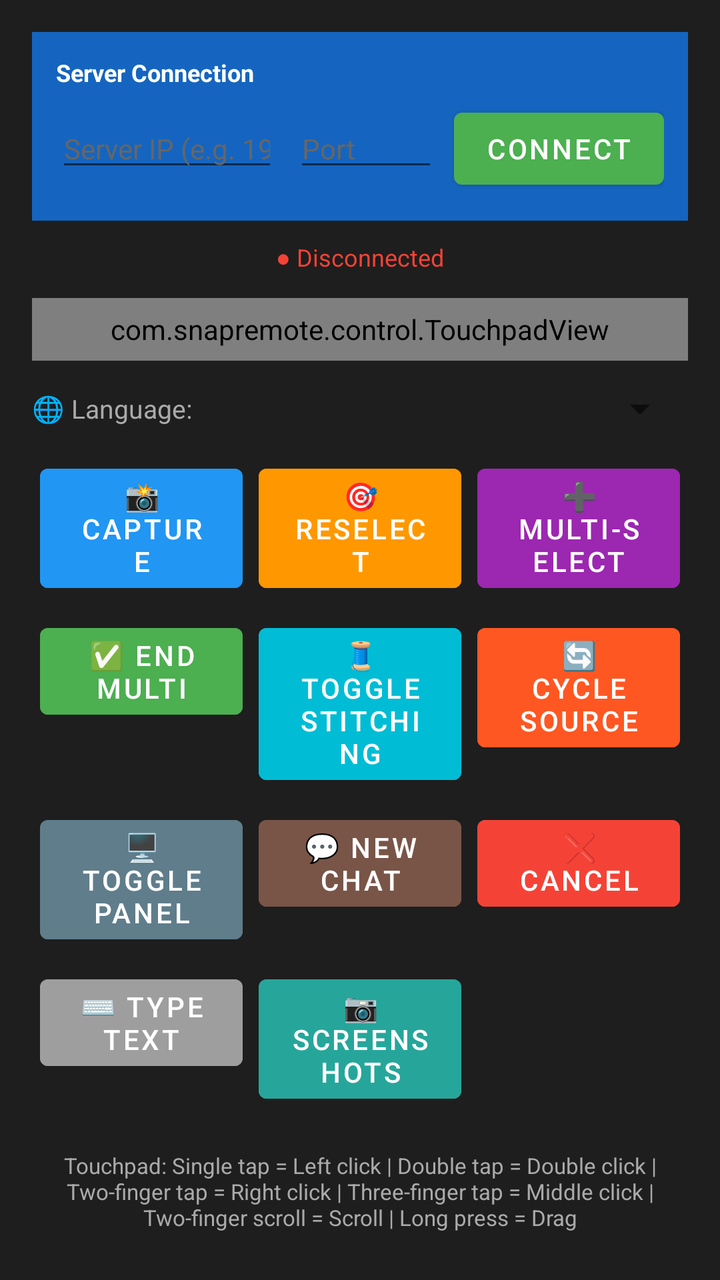
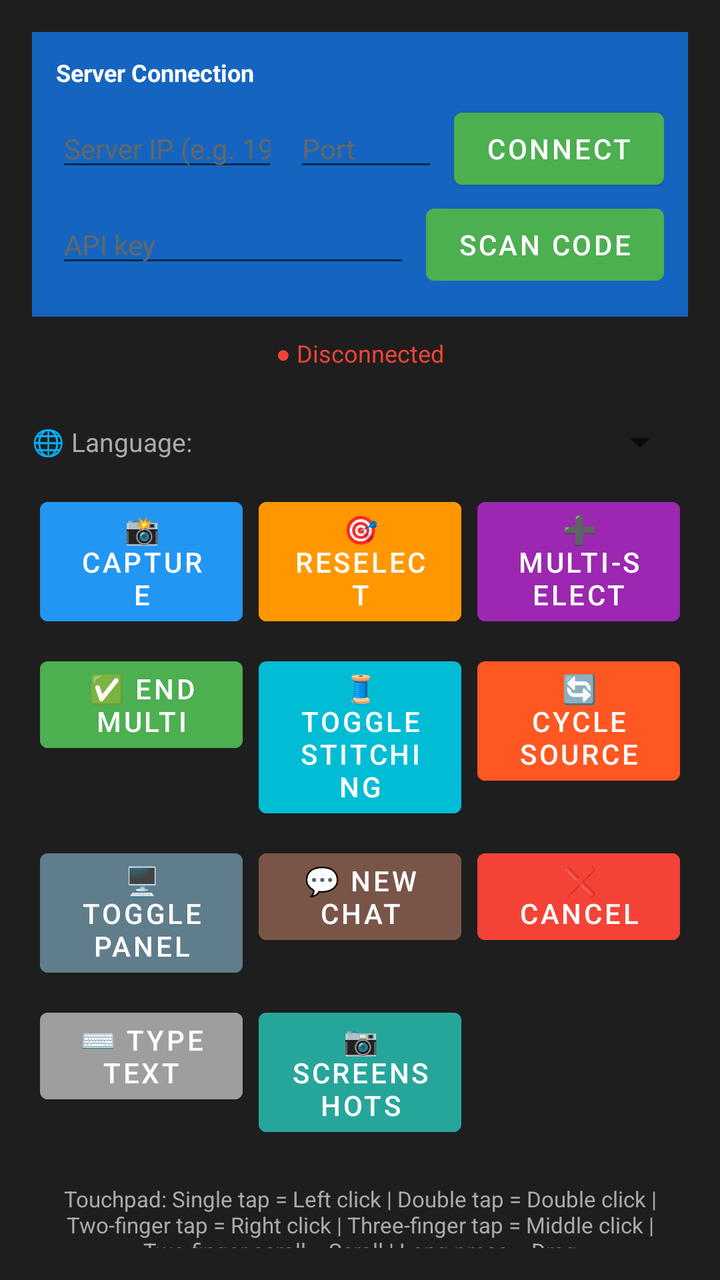

Compare the two renders of this Android layout. The source of the first and the diff that turns it into the second are given below.
<!-- AndroidManifest.xml: application theme Theme.SnapSolveRemote -->
<!-- res/layout/activity_main.xml -->
<?xml version="1.0" encoding="utf-8"?>
<LinearLayout xmlns:android="http://schemas.android.com/apk/res/android"
    android:layout_width="match_parent"
    android:layout_height="match_parent"
    android:orientation="vertical"
    android:padding="16dp"
    android:background="@color/background_dark">

    
    <LinearLayout
        android:layout_width="match_parent"
        android:layout_height="wrap_content"
        android:orientation="vertical"
        android:background="#1565C0"
        android:padding="12dp"
        android:layout_marginBottom="6dp">

        <TextView
            android:layout_width="match_parent"
            android:layout_height="wrap_content"
            android:text="Server Connection"
            android:textColor="#FFFFFF"
            android:textSize="12sp"
            android:textStyle="bold"
            android:layout_marginBottom="6dp" />

        <LinearLayout
            android:layout_width="match_parent"
            android:layout_height="wrap_content"
            android:orientation="horizontal">

            <EditText
                android:id="@+id/ipAddressEditText"
                android:layout_width="0dp"
                android:layout_height="wrap_content"
                android:layout_weight="1"
                android:hint="Server IP (e.g. 192.168.1.100)"
                android:textColor="#000000"
                android:textColorHint="#666666"
                android:textSize="14sp"
                android:inputType="textNoSuggestions"
                android:singleLine="true"
                android:layout_marginEnd="8dp" />

            <EditText
                android:id="@+id/portEditText"
                android:layout_width="72dp"
                android:layout_height="wrap_content"
                android:hint="Port"
                android:textColor="#000000"
                android:textColorHint="#666666"
                android:textSize="14sp"
                android:inputType="number"
                android:singleLine="true"
                android:layout_marginEnd="8dp" />

            <Button
                android:id="@+id/connectButton"
                android:layout_width="wrap_content"
                android:layout_height="wrap_content"
                android:text="Connect" />
        </LinearLayout>
    </LinearLayout>

    
    <TextView
        android:id="@+id/statusTextView"
        android:layout_width="match_parent"
        android:layout_height="wrap_content"
        android:text="@string/status_disconnected"
        android:textColor="@color/status_disconnected"
        android:textSize="12sp"
        android:padding="4dp"
        android:layout_marginBottom="8dp"
        android:gravity="center" />

    
    <com.snapremote.control.TouchpadView
        android:id="@+id/touchpadView"
        android:layout_width="match_parent"
        android:layout_height="0dp"
        android:layout_weight="1"
        android:layout_marginBottom="12dp" />

    
    <LinearLayout
        android:layout_width="match_parent"
        android:layout_height="wrap_content"
        android:orientation="horizontal"
        android:gravity="center_vertical"
        android:layout_marginBottom="8dp">

        <TextView
            android:layout_width="wrap_content"
            android:layout_height="wrap_content"
            android:text="@string/label_transcription_lang"
            android:textColor="@color/text_secondary"
            android:textSize="13sp"
            android:layout_marginEnd="8dp" />

        <Spinner
            android:id="@+id/langSpinner"
            android:layout_width="0dp"
            android:layout_height="wrap_content"
            android:layout_weight="1"
            android:enabled="false" />
    </LinearLayout>

    
    <GridLayout
        android:layout_width="match_parent"
        android:layout_height="wrap_content"
        android:columnCount="3"
        android:layout_marginBottom="8dp">

        <com.google.android.material.button.MaterialButton
            android:id="@+id/captureButton"
            android:layout_width="0dp"
            android:layout_height="wrap_content"
            android:layout_columnWeight="1"
            android:text="@string/btn_capture"
            android:backgroundTint="@color/btn_capture"
            android:textColor="@color/text_primary"
            android:layout_margin="4dp"
            android:enabled="false" />

        <com.google.android.material.button.MaterialButton
            android:id="@+id/reselectButton"
            android:layout_width="0dp"
            android:layout_height="wrap_content"
            android:layout_columnWeight="1"
            android:text="@string/btn_reselect"
            android:backgroundTint="@color/btn_reselect"
            android:textColor="@color/text_primary"
            android:layout_margin="4dp"
            android:enabled="false" />

        <com.google.android.material.button.MaterialButton
            android:id="@+id/multiCaptureButton"
            android:layout_width="0dp"
            android:layout_height="wrap_content"
            android:layout_columnWeight="1"
            android:text="@string/btn_multi_select"
            android:backgroundTint="@color/btn_multi_select"
            android:textColor="@color/text_primary"
            android:layout_margin="4dp"
            android:enabled="false" />

        <com.google.android.material.button.MaterialButton
            android:id="@+id/endMultiButton"
            android:layout_width="0dp"
            android:layout_height="wrap_content"
            android:layout_columnWeight="1"
            android:text="@string/btn_end_multi"
            android:backgroundTint="@color/btn_end_multi"
            android:textColor="@color/text_primary"
            android:layout_margin="4dp"
            android:enabled="false" />

        <com.google.android.material.button.MaterialButton
            android:id="@+id/toggleStitchingButton"
            android:layout_width="0dp"
            android:layout_height="wrap_content"
            android:layout_columnWeight="1"
            android:text="@string/btn_toggle_stitching"
            android:backgroundTint="@color/btn_toggle_stitching"
            android:textColor="@color/text_primary"
            android:layout_margin="4dp"
            android:enabled="false" />

        <com.google.android.material.button.MaterialButton
            android:id="@+id/cycleSourceButton"
            android:layout_width="0dp"
            android:layout_height="wrap_content"
            android:layout_columnWeight="1"
            android:text="@string/btn_cycle_source"
            android:backgroundTint="@color/btn_cycle_source"
            android:textColor="@color/text_primary"
            android:layout_margin="4dp"
            android:enabled="false" />

        <com.google.android.material.button.MaterialButton
            android:id="@+id/togglePanelButton"
            android:layout_width="0dp"
            android:layout_height="wrap_content"
            android:layout_columnWeight="1"
            android:text="@string/btn_toggle_panel"
            android:backgroundTint="@color/btn_toggle_panel"
            android:textColor="@color/text_primary"
            android:layout_margin="4dp"
            android:enabled="false" />

        <com.google.android.material.button.MaterialButton
            android:id="@+id/newChatButton"
            android:layout_width="0dp"
            android:layout_height="wrap_content"
            android:layout_columnWeight="1"
            android:text="@string/btn_new_chat"
            android:backgroundTint="@color/btn_new_chat"
            android:textColor="@color/text_primary"
            android:layout_margin="4dp"
            android:enabled="false" />

        <com.google.android.material.button.MaterialButton
            android:id="@+id/cancelButton"
            android:layout_width="0dp"
            android:layout_height="wrap_content"
            android:layout_columnWeight="1"
            android:text="@string/btn_cancel"
            android:backgroundTint="@color/btn_cancel"
            android:textColor="@color/text_primary"
            android:layout_margin="4dp"
            android:enabled="false" />

        <com.google.android.material.button.MaterialButton
            android:id="@+id/typeTextButton"
            android:layout_width="0dp"
            android:layout_height="wrap_content"
            android:layout_columnWeight="1"
            android:text="@string/btn_type_text"
            android:backgroundTint="@color/btn_type_text"
            android:textColor="@color/text_primary"
            android:layout_margin="4dp"
            android:enabled="false" />

        <com.google.android.material.button.MaterialButton
            android:id="@+id/periodicScreenshotsButton"
            android:layout_width="0dp"
            android:layout_height="wrap_content"
            android:layout_columnWeight="1"
            android:text="@string/btn_periodic_screenshots"
            android:backgroundTint="@color/btn_periodic_screenshots"
            android:textColor="@color/text_primary"
            android:layout_margin="4dp"
            android:enabled="false" />
    </GridLayout>

    
    <TextView
        android:layout_width="match_parent"
        android:layout_height="wrap_content"
        android:text="@string/touchpad_instructions"
        android:textColor="@color/text_secondary"
        android:textSize="11sp"
        android:padding="8dp"
        android:gravity="center" />

</LinearLayout>
<!-- resources referenced by this layout -->
<resources>
  <color name="background_dark">#1E1E1E</color>
  <color name="btn_cancel">#F44336</color>
  <color name="btn_capture">#2196F3</color>
  <color name="btn_cycle_source">#FF5722</color>
  <color name="btn_end_multi">#4CAF50</color>
  <color name="btn_multi_select">#9C27B0</color>
  <color name="btn_new_chat">#795548</color>
  <color name="btn_periodic_screenshots">#26A69A</color>
  <color name="btn_reselect">#FF9800</color>
  <color name="btn_toggle_panel">#607D8B</color>
  <color name="btn_toggle_stitching">#00BCD4</color>
  <color name="btn_type_text">#9E9E9E</color>
  <color name="status_disconnected">#F44336</color>
  <color name="text_primary">#FFFFFF</color>
  <color name="text_secondary">#AAAAAA</color>
  <string name="btn_cancel">❌ Cancel</string>
  <string name="btn_capture">📸 Capture</string>
  <string name="btn_cycle_source">🔄 Cycle Source</string>
  <string name="btn_end_multi">✅ End Multi</string>
  <string name="btn_multi_select">➕ Multi-select</string>
  <string name="btn_new_chat">💬 New Chat</string>
  <string name="btn_periodic_screenshots">📷 Screenshots</string>
  <string name="btn_reselect">🎯 Reselect</string>
  <string name="btn_toggle_panel">🖥️ Toggle Panel</string>
  <string name="btn_toggle_stitching">🧵 Toggle Stitching</string>
  <string name="btn_type_text">⌨️ Type Text</string>
  <string name="label_transcription_lang">🌐 Language:</string>
  <string name="status_disconnected">● Disconnected</string>
  <string name="touchpad_instructions">Touchpad: Single tap = Left click | Double tap = Double click | Two-finger tap = Right click | Three-finger tap = Middle click | Two-finger scroll = Scroll | Long press = Drag</string>
  <style name="Theme.SnapSolveRemote" parent="Theme.MaterialComponents.DayNight.NoActionBar">
          <item name="colorPrimary">@color/btn_connect</item>
          <item name="colorPrimaryVariant">@color/surface_elevated</item>
          <item name="colorOnPrimary">@color/text_primary</item>
          <item name="colorSurface">@color/surface_dark</item>
          <item name="android:windowBackground">@color/background_dark</item>
      </style>
  <color name="btn_connect">#4CAF50</color>
  <color name="surface_elevated">#3C3C3C</color>
  <color name="surface_dark">#2C2C2C</color>
</resources>

<!-- the commit's change to res/layout/activity_main.xml (unified diff, before → after) -->
@@ -60,6 +60,31 @@
                 android:layout_height="wrap_content"
                 android:text="Connect" />
         </LinearLayout>
+
+        <LinearLayout
+            android:layout_width="match_parent"
+            android:layout_height="wrap_content"
+            android:orientation="horizontal">
+
+            <EditText
+                android:id="@+id/apiKeyEditText"
+                android:layout_width="0dp"
+                android:layout_height="wrap_content"
+                android:layout_weight="1"
+                android:hint="@string/hint_api_key"
+                android:textColor="#000000"
+                android:textColorHint="#666666"
+                android:textSize="14sp"
+                android:inputType="textPassword"
+                android:singleLine="true"
+                android:layout_marginEnd="8dp" />
+
+            <Button
+                android:id="@+id/scanPairingButton"
+                android:layout_width="wrap_content"
+                android:layout_height="wrap_content"
+                android:text="@string/button_scan_pairing" />
+        </LinearLayout>
     </LinearLayout>
 
     
<!-- resource entries referenced after the edit -->
@@ -26,6 +26,8 @@
   <string name="btn_toggle_panel">🖥️ Toggle Panel</string>
   <string name="btn_toggle_stitching">🧵 Toggle Stitching</string>
   <string name="btn_type_text">⌨️ Type Text</string>
+  <string name="button_scan_pairing">Scan code</string>
+  <string name="hint_api_key">API key</string>
   <string name="label_transcription_lang">🌐 Language:</string>
   <string name="status_disconnected">● Disconnected</string>
   <string name="touchpad_instructions">Touchpad: Single tap = Left click | Double tap = Double click | Two-finger tap = Right click | Three-finger tap = Middle click | Two-finger scroll = Scroll | Long press = Drag</string>
